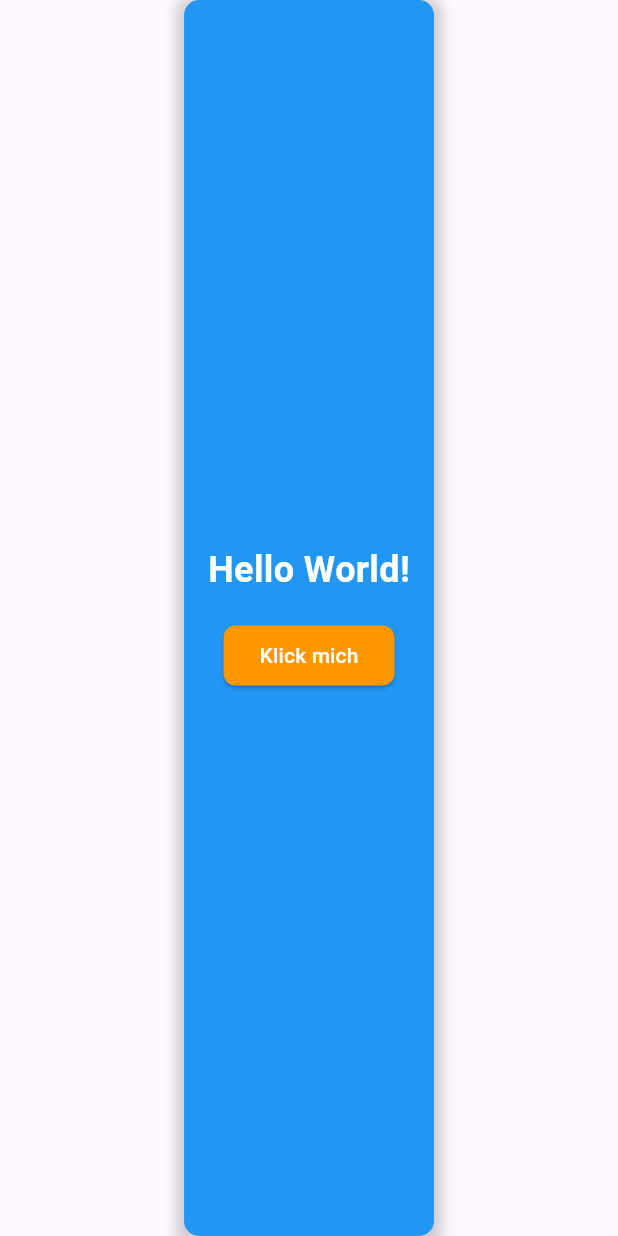
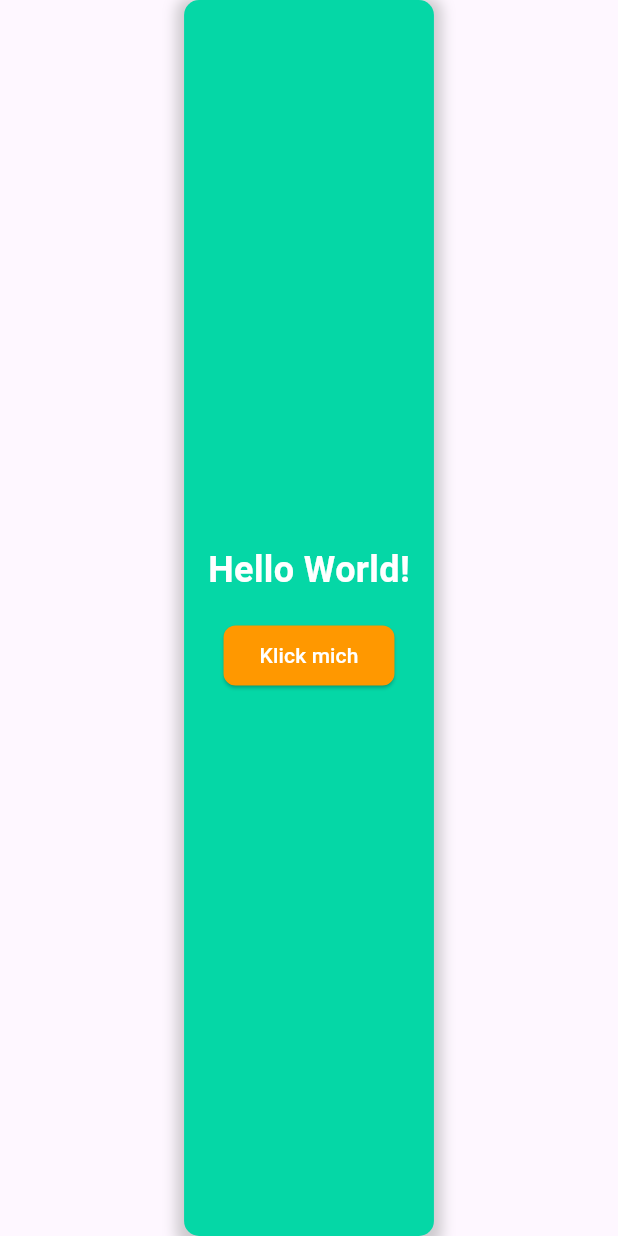
Before and after one commit to RaxoTheOne/git_wokrshop_1, a Flutter app: the screen it shows after launch, on a phone screen of 412 x 824 dp. Run offline on Flutter 3.47's test engine with Material 3 defaults, Android fonts, the phone set to English and light mode, and no system bars.

Commit message:
Container color changed from blue to green

```diff
--- a/lib/main.dart
+++ b/lib/main.dart
@@ -27,7 +27,7 @@ class CustomContainer extends StatelessWidget {
     return Container(
       padding: const EdgeInsets.all(16.0),
       decoration: BoxDecoration(
-        color: Colors.blue,
+        color: Color.fromARGB(255, 5, 215, 166),
         borderRadius: BorderRadius.circular(10.0),
         boxShadow: [
           BoxShadow(
```
